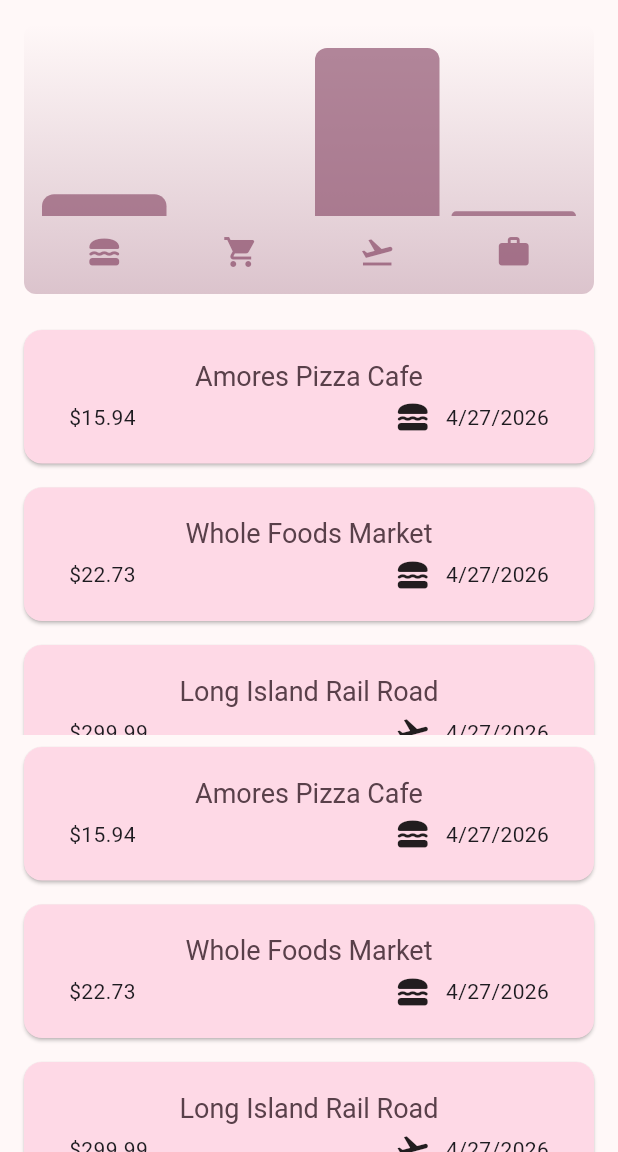
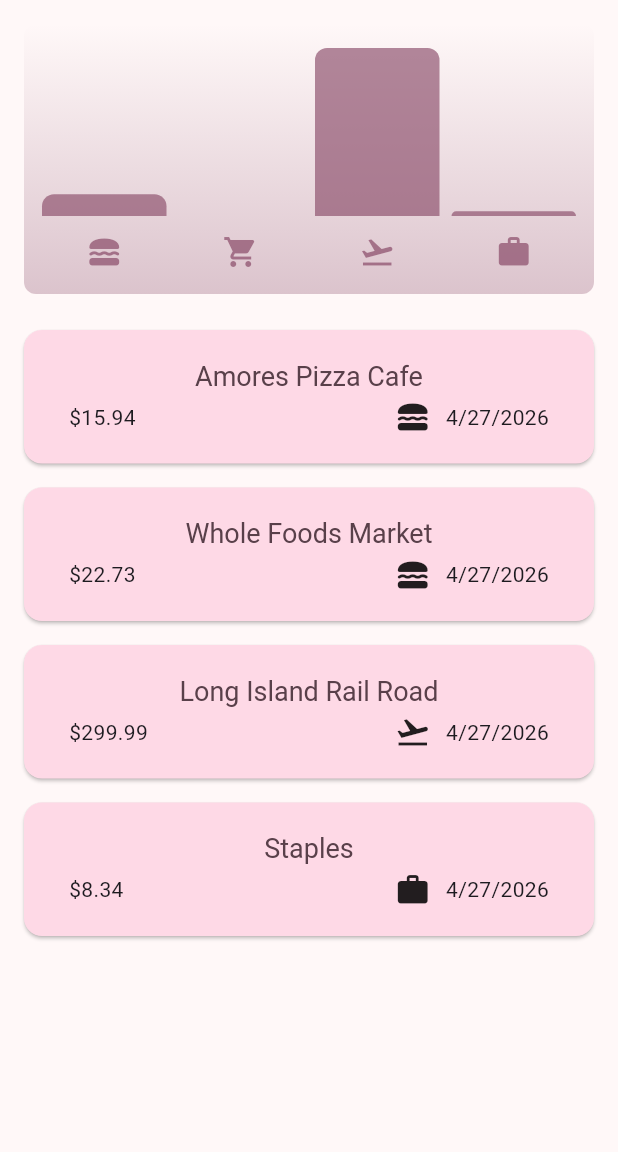
Before and after one commit to Jadenmcko/jaden_expensetracker_march24, a Flutter app: the screen it shows after launch, on a phone screen of 412 x 824 dp, the part 84-1236 px from its top. Run offline on Flutter 3.47's test engine with Material 3 defaults, Android fonts, the phone set to English and light mode, and no system bars.

Commit message:
Expense tracker quest #8 submission

```diff
--- a/lib/main.dart
+++ b/lib/main.dart
@@ -1,5 +1,6 @@
 import 'package:flutter/material.dart';
 import 'package:jaden_expensetracker_march24/widgets/expenses.dart';
+import 'package:flutter/services.dart';
 
 var kColorScheme = ColorScheme.fromSeed(seedColor: Color.fromARGB(255, 164, 71, 118));
 var kDarkColorScheme = ColorScheme.fromSeed(brightness: Brightness.dark, seedColor: const Color.fromARGB(255, 5, 11, 13));
--- a/lib/widgets/expenses.dart
+++ b/lib/widgets/expenses.dart
@@ -48,6 +48,9 @@
   @override
   Widget build(BuildContext context) {
     // TODO: implement build
+    // print("Width: ${MediaQuery.of(context).size.width}");
+    // print("Height: ${MediaQuery.of(context).size.height}");
+    var width = MediaQuery.of(context).size.width;
     Widget mainContent = const Center(child: Text("There is no expenses. Click the plus (+) to add one"),);
     if(_registeredExpenses.isNotEmpty){
       mainContent = Expenseslist(expenses: _registeredExpenses, onRemoveExpense: _removeExpense);
@@ -56,17 +59,17 @@
     return Scaffold(appBar: AppBar(title: const Text("EXpense Tracker"),
     actions: [IconButton(icon: const Icon(Icons.add), onPressed: _openAddExpenseOverlay,
     )],),
-      body: Column(children: [
+      body: width < 600 ? Column(children: [
         Chart(expenses: _registeredExpenses),
         Expanded(child: mainContent),
       // Text("Chart Data"),
-      Expanded(
-        child: mainContent
         // Expenseslist(
         //   onRemoveExpense: _removeExpense,
         //   expenses: _registeredExpenses)
-          )],
-        ),
+  ]):
+        Row(children: [Expanded(child: Chart(expenses: _registeredExpenses)),
+        Expanded(child: mainContent),
+        ])
       );
   }
 }
--- a/lib/widgets/newExpense.dart
+++ b/lib/widgets/newExpense.dart
@@ -2,6 +2,8 @@
 import 'package:flutter/material.dart';
 import 'package:flutter/widgets.dart';
 import 'package:intl/intl.dart';
+import 'package:flutter/cupertino.dart';
+import "dart:io";
 final formatter = DateFormat.yMd();
 class Newexpense extends StatefulWidget{
   const Newexpense({super.key, required this.onAddExpense});
@@ -21,7 +23,7 @@
     final amountisInvalid = enteredAmount == null || enteredAmount <= 0;
     if (_titleController.text.trim().isEmpty || amountisInvalid || _selectedDate == null){
       //errorrr
-      showDialog(context: context, builder: (ctx) => AlertDialog(
+      showDialog(context: context, builder: (ctx) => CupertinoAlertDialog(
         title: const Text("Invalid Inout!"),
         content: const Text("Please make sure you into a valid title, amount, and date"),
         actions: [TextButton(onPressed: (){
@@ -33,6 +35,7 @@
     widget.onAddExpense(
       Expense(title: _titleController.text, amount: enteredAmount, date: _selectedDate!, category: _selectedCategory)
     );
+    Navigator.pop(context);
   }
   void _presentDatePicker() async{
     final now = DateTime.now();
```
